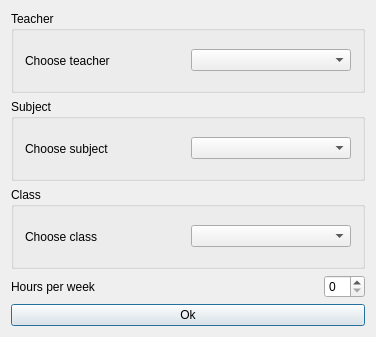
The window that Orar/OrarApp/LessonDialog.ui (alexandrutm/UnivTimetable) describes before a commit, drawn with Qt 5.
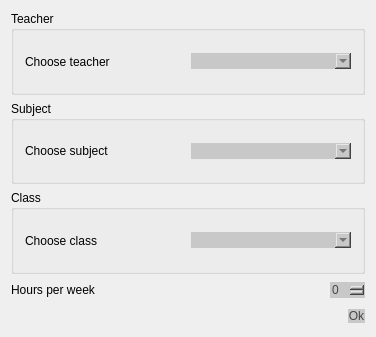
The same window after the commit.

What changed in the file:
```diff
--- a/Orar/OrarApp/LessonDialog.ui
+++ b/Orar/OrarApp/LessonDialog.ui
@@ -13,8 +13,8 @@
   <property name="windowTitle">
    <string>LessonDialog</string>
   </property>
-  <layout class="QGridLayout" name="gridLayout">
-   <item row="0" column="0">
+  <layout class="QVBoxLayout" name="verticalLayout">
+   <item>
     <widget class="QGroupBox" name="groupBox_2">
      <property name="title">
       <string>Teacher</string>
@@ -28,12 +28,25 @@
        </widget>
       </item>
       <item>
-       <widget class="QComboBox" name="mTeacher"/>
+       <widget class="QComboBox" name="mTeacher">
+        <property name="styleSheet">
+         <string notr="true">QComboBox{
+	font: 75 11pt &quot;Times New Roman&quot;;
+	color: rgb(70, 70, 70);
+	background-color: rgb(200, 200, 200);
+	border: 0px solid;
+}
+
+QComboBox:hover {
+	background-color: rgb(231, 231, 231);
+}</string>
+        </property>
+       </widget>
       </item>
      </layout>
     </widget>
    </item>
-   <item row="1" column="0">
+   <item>
     <widget class="QGroupBox" name="groupBox">
      <property name="title">
       <string>Subject</string>
@@ -47,12 +60,25 @@
        </widget>
       </item>
       <item>
-       <widget class="QComboBox" name="mSubject"/>
+       <widget class="QComboBox" name="mSubject">
+        <property name="styleSheet">
+         <string notr="true">QComboBox{
+	font: 75 11pt &quot;Times New Roman&quot;;
+	color: rgb(70, 70, 70);
+	background-color: rgb(200, 200, 200);
+	border: 0px solid;
+}
+
+QComboBox:hover {
+	background-color: rgb(231, 231, 231);
+}</string>
+        </property>
+       </widget>
       </item>
      </layout>
     </widget>
    </item>
-   <item row="2" column="0">
+   <item>
     <widget class="QGroupBox" name="groupBox_3">
      <property name="title">
       <string>Class</string>
@@ -68,14 +94,27 @@
          </widget>
         </item>
         <item>
-         <widget class="QComboBox" name="mClasses"/>
+         <widget class="QComboBox" name="mClasses">
+          <property name="styleSheet">
+           <string notr="true">QComboBox{
+	font: 75 11pt &quot;Times New Roman&quot;;
+	color: rgb(70, 70, 70);
+	background-color: rgb(200, 200, 200);
+	border: 0px solid;
+}
+
+QComboBox:hover {
+	background-color: rgb(231, 231, 231);
+}</string>
+          </property>
+         </widget>
         </item>
        </layout>
       </item>
      </layout>
     </widget>
    </item>
-   <item row="3" column="0">
+   <item>
     <layout class="QHBoxLayout" name="horizontalLayout">
      <item>
       <widget class="QLabel" name="label_3">
@@ -98,16 +137,58 @@
       </spacer>
      </item>
      <item>
-      <widget class="QSpinBox" name="mHoursPerWeek"/>
+      <widget class="QSpinBox" name="mHoursPerWeek">
+       <property name="styleSheet">
+        <string notr="true">QSpinBox{
+	font: 75 11pt &quot;Times New Roman&quot;;
+	color: rgb(70, 70, 70);
+	background-color: rgb(200, 200, 200);
+	border: 0px solid;
+}
+
+QSpinBox:hover {
+	background-color: rgb(231, 231, 231);
+}</string>
+       </property>
+      </widget>
      </item>
     </layout>
    </item>
-   <item row="4" column="0">
-    <widget class="QPushButton" name="Ok">
-     <property name="text">
-      <string>Ok</string>
-     </property>
-    </widget>
+   <item>
+    <layout class="QHBoxLayout" name="horizontalLayout_6">
+     <item>
+      <spacer name="horizontalSpacer">
+       <property name="orientation">
+        <enum>Qt::Horizontal</enum>
+       </property>
+       <property name="sizeHint" stdset="0">
+        <size>
+         <width>40</width>
+         <height>20</height>
+        </size>
+       </property>
+      </spacer>
+     </item>
+     <item>
+      <widget class="QPushButton" name="Ok">
+       <property name="styleSheet">
+        <string notr="true">QPushButton{
+	font: 75 11pt &quot;Times New Roman&quot;;
+	color: rgb(70, 70, 70);
+	background-color: rgb(200, 200, 200);
+	border: 0px solid;
+}
+
+QPushButton:hover {
+	background-color: rgb(231, 231, 231);
+}</string>
+       </property>
+       <property name="text">
+        <string>Ok</string>
+       </property>
+      </widget>
+     </item>
+    </layout>
    </item>
   </layout>
  </widget>
```
